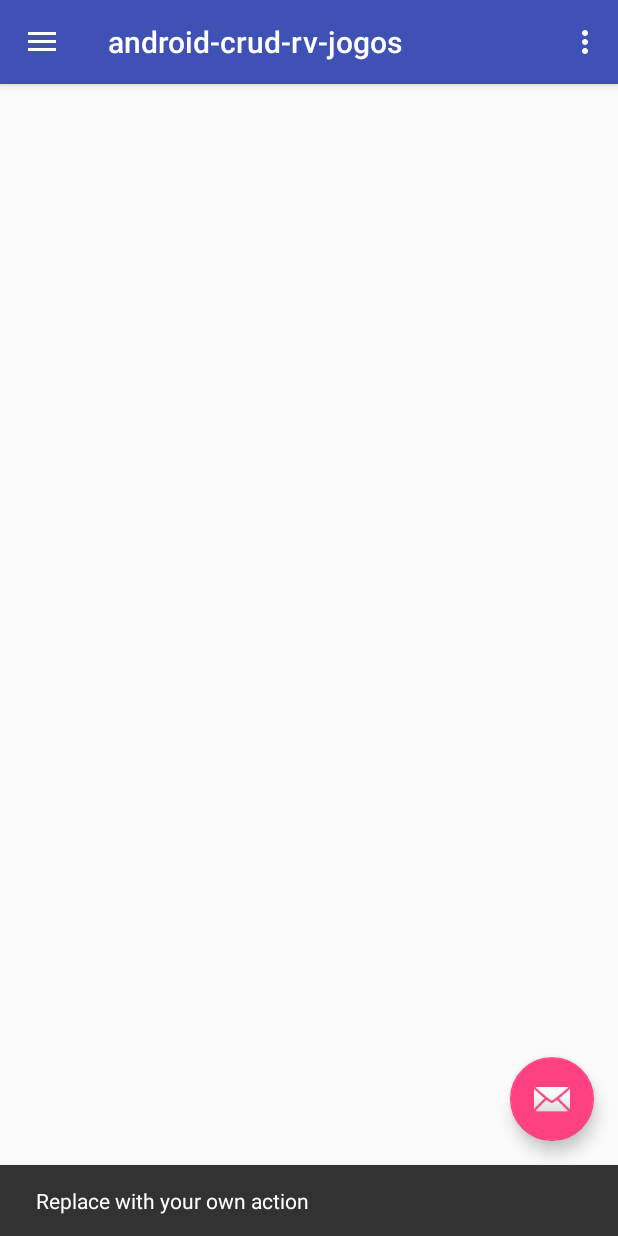
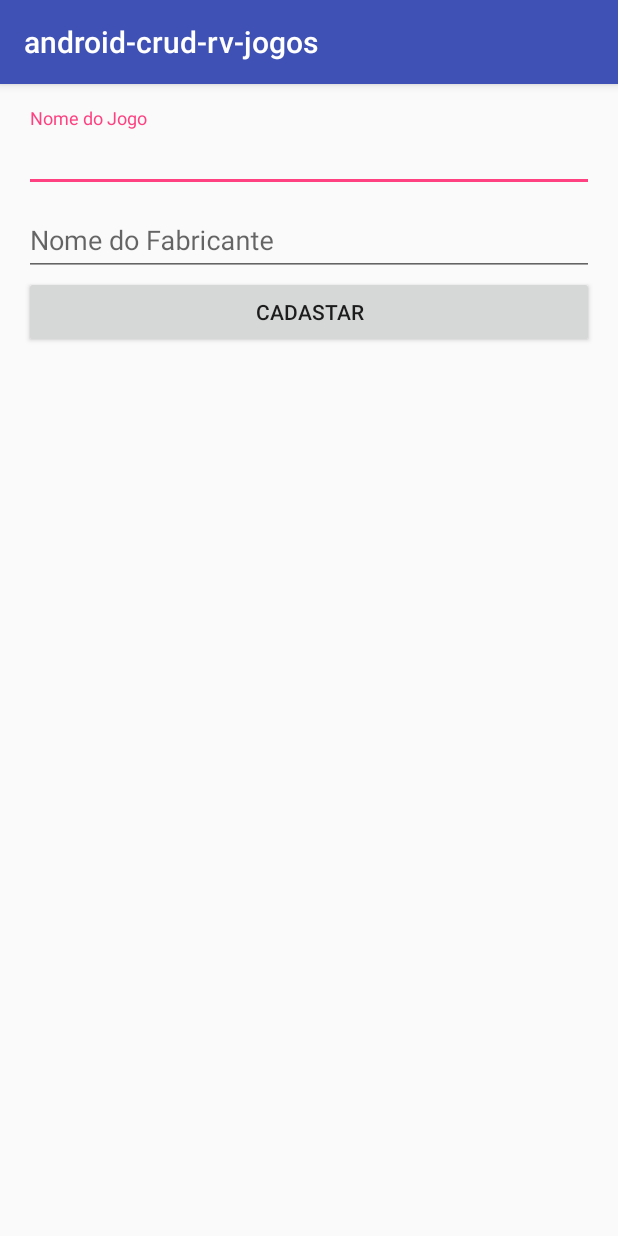
Before and after one commit to hstrada/android-crud-rv-jogos, an Android app: the screen it shows after launch (MainActivity before the commit, JogoActivity after it), after a tap on an icon or button, on a phone screen of 412 x 824 dp. Run offline under Robolectric (Android 15) with nearby library versions, the phone set to English and light mode, and no system bars; 2 statements that could not run were skipped.

Commit message:
Alterado a listagem de jogos na MainActivity

```diff
--- a/app/src/main/AndroidManifest.xml
+++ b/app/src/main/AndroidManifest.xml
@@ -19,6 +19,7 @@
                 <category android:name="android.intent.category.LAUNCHER" />
             </intent-filter>
         </activity>
+        <activity android:name=".JogoActivity"></activity>
     </application>
 
 </manifest>
--- /dev/null
+++ b/app/src/main/java/br/com/jogos/crud/android_crud_rv_jogos/JogoActivity.java
@@ -0,0 +1,42 @@
+package br.com.jogos.crud.android_crud_rv_jogos;
+
+import android.content.Intent;
+import android.support.design.widget.TextInputLayout;
+import android.support.v7.app.AppCompatActivity;
+import android.os.Bundle;
+import android.view.View;
+
+import br.com.jogos.crud.android_crud_rv_jogos.dao.JogoDAO;
+import br.com.jogos.crud.android_crud_rv_jogos.model.Jogo;
+
+public class JogoActivity extends AppCompatActivity {
+
+    public final static int CODE_JOGO = 1002;
+    private TextInputLayout tilNome;
+    private TextInputLayout tilFabricante;
+
+    @Override
+    protected void onCreate(Bundle savedInstanceState) {
+        super.onCreate(savedInstanceState);
+        setContentView(R.layout.activity_jogo);
+        tilNome = (TextInputLayout) findViewById(R.id.tilNome);
+        tilFabricante = (TextInputLayout) findViewById(R.id.tilFabricante);
+
+    }
+
+    public void cadastrar(View v) {
+        JogoDAO jogoDAO = new JogoDAO(this);
+        Jogo jogo = new Jogo();
+        jogo.setNome(tilNome.getEditText().getText().toString());
+        jogo.setFabricante(tilFabricante.getEditText().getText().toString());
+        jogoDAO.add(jogo);
+        retornaParaTelaAnterior();
+    }
+
+    //retorna para tela de lista de torcedores
+    public void retornaParaTelaAnterior() {
+        Intent intentMessage = new Intent();
+        setResult(CODE_JOGO, intentMessage);
+        finish();
+    }
+}
--- a/app/src/main/java/br/com/jogos/crud/android_crud_rv_jogos/MainActivity.java
+++ b/app/src/main/java/br/com/jogos/crud/android_crud_rv_jogos/MainActivity.java
@@ -1,5 +1,6 @@
 package br.com.jogos.crud.android_crud_rv_jogos;
 
+import android.content.Intent;
 import android.os.Bundle;
 import android.support.design.widget.FloatingActionButton;
 import android.support.design.widget.Snackbar;
@@ -14,6 +15,7 @@ import android.support.v7.app.AppCompatActivity;
 import android.support.v7.widget.Toolbar;
 import android.view.Menu;
 import android.view.MenuItem;
+import android.widget.Toast;
 
 import java.util.List;
 
@@ -33,15 +35,7 @@ public class MainActivity extends AppCompatActivity
 
         rvLista = (RecyclerView) findViewById(R.id.rvLista);
 
-        JogoDAO jogoDAO = new JogoDAO(this);
-        List<Jogo> jogos = jogoDAO.getAll();
-
-        rvLista.setAdapter(new JogoAdapter(jogos, this));
-
-        RecyclerView.LayoutManager layout = new LinearLayoutManager(this,
-                LinearLayoutManager.VERTICAL, false);
-
-        rvLista.setLayoutManager(layout);
+        carregarJogos();
 
         Toolbar toolbar = (Toolbar) findViewById(R.id.toolbar);
         setSupportActionBar(toolbar);
@@ -50,8 +44,9 @@ public class MainActivity extends AppCompatActivity
         fab.setOnClickListener(new View.OnClickListener() {
             @Override
             public void onClick(View view) {
-                Snackbar.make(view, "Replace with your own action", Snackbar.LENGTH_LONG)
-                        .setAction("Action", null).show();
+                startActivityForResult(new Intent(MainActivity.this,
+                                JogoActivity.class),
+                        JogoActivity.CODE_JOGO);
             }
         });
 
@@ -73,6 +68,30 @@ public class MainActivity extends AppCompatActivity
         } else {
             super.onBackPressed();
         }
+    }
+
+    @Override
+    protected void onActivityResult(int requestCode, int resultCode, Intent data)
+    {
+        super.onActivityResult(requestCode, resultCode, data);
+        if(resultCode == RESULT_CANCELED) {
+            Toast.makeText(MainActivity.this, "Cancelado",
+                    Toast.LENGTH_LONG).show();
+        } else if(requestCode == JogoActivity.CODE_JOGO) {
+            carregarJogos();
+        }
+    }
+
+    private void carregarJogos() {
+        JogoDAO jogoDAO = new JogoDAO(this);
+        List<Jogo> jogos = jogoDAO.getAll();
+
+        rvLista.setAdapter(new JogoAdapter(jogos, this));
+
+        RecyclerView.LayoutManager layout = new LinearLayoutManager(this,
+                LinearLayoutManager.VERTICAL, false);
+
+        rvLista.setLayoutManager(layout);
     }
 
     @Override
@@ -121,4 +140,5 @@ public class MainActivity extends AppCompatActivity
         drawer.closeDrawer(GravityCompat.START);
         return true;
     }
+
 }
--- /dev/null
+++ b/app/src/main/res/layout/activity_jogo.xml
@@ -0,0 +1,40 @@
+<?xml version="1.0" encoding="utf-8"?>
+<LinearLayout xmlns:android="http://schemas.android.com/apk/res/android"
+    xmlns:tools="http://schemas.android.com/tools"
+    android:id="@+id/activity_jogo"
+    android:layout_width="match_parent"
+    android:layout_height="match_parent"
+    android:orientation="vertical"
+    android:paddingBottom="@dimen/activity_vertical_margin"
+    android:paddingLeft="@dimen/activity_horizontal_margin"
+    android:paddingRight="@dimen/activity_horizontal_margin"
+    android:paddingTop="@dimen/activity_vertical_margin">
+
+    <android.support.design.widget.TextInputLayout
+        android:id="@+id/tilNome"
+        android:layout_width="match_parent"
+        android:layout_height="wrap_content">
+
+        <EditText
+            android:layout_width="match_parent"
+            android:layout_height="wrap_content"
+            android:hint="Nome do Jogo" />
+    </android.support.design.widget.TextInputLayout>
+
+    <android.support.design.widget.TextInputLayout
+        android:id="@+id/tilFabricante"
+        android:layout_width="match_parent"
+        android:layout_height="wrap_content">
+
+        <EditText
+            android:layout_width="match_parent"
+            android:layout_height="wrap_content"
+            android:hint="Nome do Fabricante" />
+    </android.support.design.widget.TextInputLayout>
+
+    <Button
+        android:layout_width="match_parent"
+        android:layout_height="wrap_content"
+        android:onClick="cadastrar"
+        android:text="Cadastar" />
+</LinearLayout>
```
